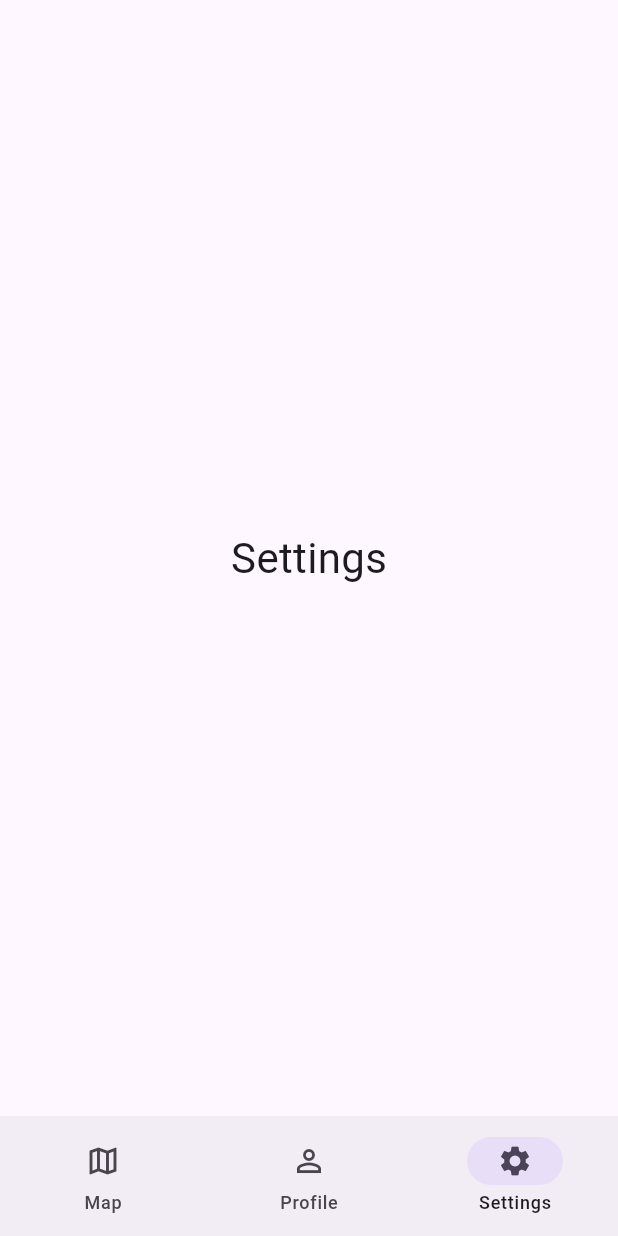
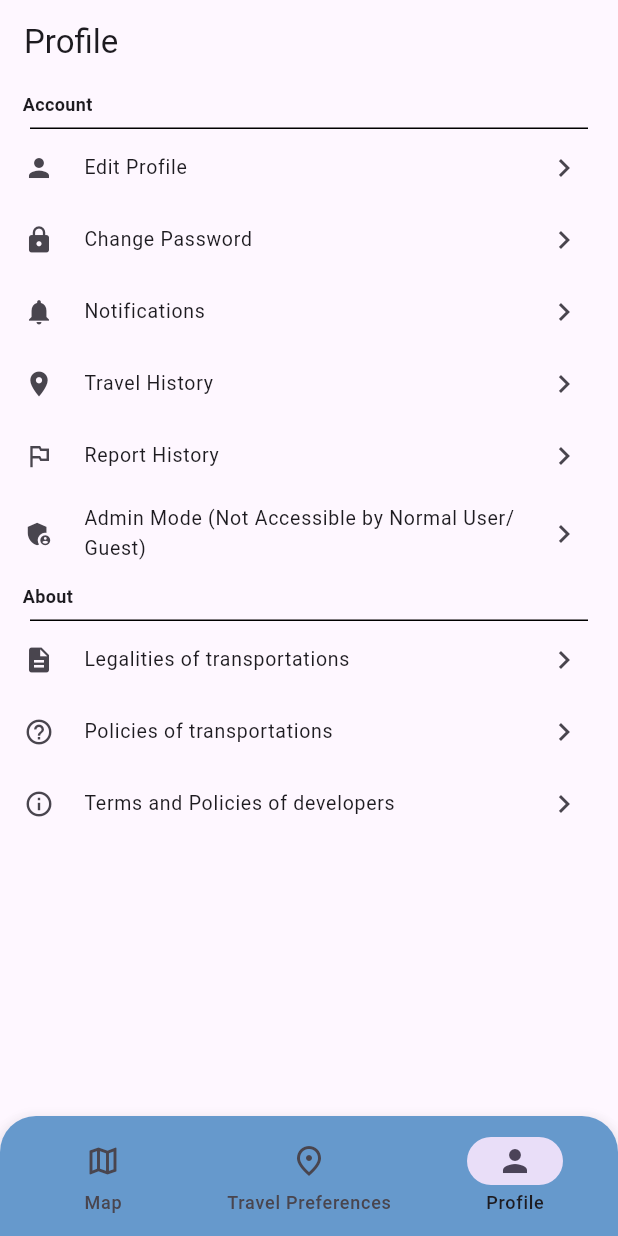
Before and after one commit to BGrazer/Maiway, a Flutter app: the screen it shows after launch, item 3 of the bottom bar chosen, on a phone screen of 412 x 824 dp. Run offline on Flutter 3.47's test engine with Material 3 defaults, Android fonts, the light colour scheme and no system bars; our stand-ins replace flutter_map, geolocator, google_fonts, latlong2; missing offline and left inert: flutter_map_location_marker.

Commit message:
new main

```diff
--- a/maiwayapp/lib/main.dart
+++ b/maiwayapp/lib/main.dart
@@ -1,5 +1,7 @@
 // lib/main.dart
 import 'package:flutter/material.dart';
+import 'package:maiwayapp/profile_screen.dart';
+import 'package:maiwayapp/settings_screen.dart';
 import 'map_screen.dart';
 
 void main() {
@@ -35,15 +37,25 @@
 
   final List<Widget> _pages = const [
     MapScreen(),
-    PlaceholderScreen(title: 'Profile'),
-    PlaceholderScreen(title: 'Settings'),
+    PlaceholderScreen(title: 'Travel Preferences'),
+    ProfileScreen(),
+    SettingsScreen(),
   ];
 
   @override
   Widget build(BuildContext context) {
     return Scaffold(
+      extendBody: true,
       body: _pages[_currentIndex],
-      bottomNavigationBar: NavigationBar(
+      bottomNavigationBar: Material(
+        elevation: 8,
+        borderRadius: const BorderRadius.only(
+          topLeft: Radius.circular(24),
+          topRight: Radius.circular(24),
+        ),
+        clipBehavior: Clip.antiAlias,
+        child: NavigationBar(
+          backgroundColor: const Color(0xFF6699CC),
           selectedIndex: _currentIndex,
           onDestinationSelected: (int index) {
             setState(() {
@@ -57,16 +69,17 @@
               label: 'Map',
             ),
             NavigationDestination(
+              icon: Icon(Icons.place_outlined),
+              selectedIcon: Icon(Icons.place_rounded),
+              label: 'Travel Preferences',
+            ),
+            NavigationDestination(
               icon: Icon(Icons.person_outline),
               selectedIcon: Icon(Icons.person),
               label: 'Profile',
             ),
-          NavigationDestination(
-            icon: Icon(Icons.settings_outlined),
-            selectedIcon: Icon(Icons.settings),
-            label: 'Settings',
+          ],
         ),
-        ],
       ),
     );
   }
--- /dev/null
+++ b/maiwayapp/lib/profile_screen.dart
@@ -0,0 +1,122 @@
+import 'package:flutter/material.dart';
+import 'change_pass.dart';
+import 'user_report_page.dart';
+
+class ProfileScreen extends StatelessWidget {
+  const ProfileScreen({super.key});
+
+  @override
+  Widget build(BuildContext context) {
+    return Scaffold(
+      appBar: AppBar(title: const Text('Profile')),
+      body: ListView(
+        children: [
+          const SectionHeader(title: 'Account'),
+          _buildSettingsTile(
+            icon: Icons.person,
+            title: 'Edit Profile',
+            onTap: () {},
+          ),
+          _buildSettingsTile(
+            icon: Icons.lock,
+            title: 'Change Password',
+            onTap: () {
+              Navigator.push(
+                context,
+                MaterialPageRoute(
+                  builder: (context) => const ChangePasswordScreen(),
+                ),
+              );
+            },
+          ),
+          _buildSettingsTile(
+            icon: Icons.notifications,
+            title: 'Notifications',
+            onTap: () {},
+          ),
+          _buildSettingsTile(
+            icon: Icons.place,
+            title: 'Travel History',
+            onTap: () {},
+          ),
+          _buildSettingsTile(
+            icon: Icons.outlined_flag,
+            title: 'Report History',
+            onTap: () {
+              Navigator.push(
+                context,
+                MaterialPageRoute(
+                  builder: (context) => const AddReportScreen(),
+                ),
+              );
+            },
+          ),
+          _buildSettingsTile(
+            icon: Icons.admin_panel_settings,
+            title: 'Admin Mode (Not Accessible by Normal User/Guest)',
+            onTap: () {},
+          ),
+
+          const SectionHeader(title: 'About'),
+          _buildSettingsTile(
+            icon: Icons.description,
+            title: 'Legalities of transportations',
+            onTap: () {},
+          ),
+          _buildSettingsTile(
+            icon: Icons.help_outline,
+            title: 'Policies of transportations',
+            onTap: () {},
+          ),
+          _buildSettingsTile(
+            icon: Icons.info_outline,
+            title: 'Terms and Policies of developers',
+            onTap: () {},
+          ),
+        ],
+      ),
+    );
+  }
+
+  Widget _buildSettingsTile({
+    required IconData icon,
+    required String title,
+    required VoidCallback onTap,
+  }) {
+    return ListTile(
+      dense: true,
+      leading: Icon(icon, size: 20),
+      title: Text(title, style: const TextStyle(fontSize: 13)),
+      trailing: const Icon(Icons.chevron_right),
+      onTap: onTap,
+    );
+  }
+}
+
+class SectionHeader extends StatelessWidget {
+  final String title;
+  const SectionHeader({super.key, required this.title});
+
+  @override
+  Widget build(BuildContext context) {
+    return Column(
+      crossAxisAlignment: CrossAxisAlignment.start,
+      children: [
+        Padding(
+          padding: const EdgeInsets.symmetric(horizontal: 15.0, vertical: 5.0),
+          child: Text(
+            title,
+            style: const TextStyle(fontSize: 12, fontWeight: FontWeight.bold),
+          ),
+        ),
+        const Divider(
+          height: 5,
+          thickness: 1,
+          indent: 20,
+          endIndent: 20,
+          color: Colors.black,
+        ),
+      ],
+    );
+  }
+}
--- a/maiwayapp/pubspec.yaml
+++ b/maiwayapp/pubspec.yaml
@@ -41,6 +41,7 @@
   permission_handler: ^12.0.0
   location: ^8.0.0
   http: ^1.3.0
+  google_fonts: ^6.2.1
 
 dev_dependencies:
   flutter_test:
```
Also changed, not shown: maiwayapp/lib/change_pass.dart (added, +127 -0 lines), maiwayapp/lib/map_screen.dart (+86 -56 lines), maiwayapp/lib/search_sheet.dart (added, +60 -0 lines), maiwayapp/lib/settings_screen.dart (added, +102 -0 lines), maiwayapp/lib/user_report_page.dart (added, +160 -0 lines), maiwayapp/pubspec.lock, 1 other file. Lines whose indentation alone changed are shown as unchanged.
